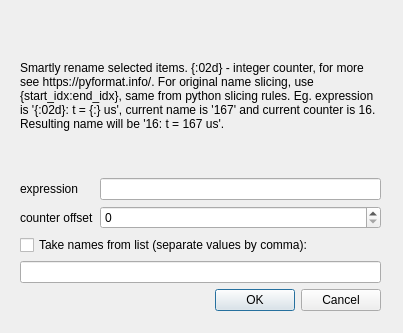
This is spectramanipulator/dialogs/gui_rename_dialog.ui in dmadea/Spectra-Manipulator as Qt 5 draws it before an edit. The edited form follows.
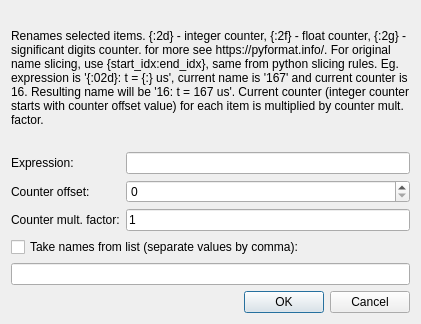
This is the edited form.

Commit message: setup_info rewritten, rename factor added, refactor, cleanup

Patch:
```diff
--- a/spectramanipulator/dialogs/gui_rename_dialog.ui
+++ b/spectramanipulator/dialogs/gui_rename_dialog.ui
@@ -6,29 +6,22 @@
    <rect>
     <x>0</x>
     <y>0</y>
-    <width>403</width>
-    <height>333</height>
+    <width>421</width>
+    <height>324</height>
    </rect>
   </property>
   <property name="windowTitle">
    <string>Dialog</string>
   </property>
-  <widget class="QWidget" name="">
-   <property name="geometry">
-    <rect>
-     <x>20</x>
-     <y>20</y>
-     <width>361</width>
-     <height>291</height>
-    </rect>
-   </property>
+  <layout class="QGridLayout" name="gridLayout_2">
+   <item row="0" column="0">
    <layout class="QVBoxLayout" name="verticalLayout_2">
     <item>
      <layout class="QVBoxLayout" name="verticalLayout">
       <item>
        <widget class="QLabel" name="label">
         <property name="text">
-         <string>&lt;html&gt;&lt;head/&gt;&lt;body&gt;&lt;p&gt;Smartly rename selected items. {:02d} - integer counter, for more see https://pyformat.info/. For original name slicing, use {start_idx:end_idx}, same from python slicing rules. Eg. expression is '{:02d}: t = {:} us', current name is '167' and current counter is 16. Resulting name will be '16: t = 167 us'.&lt;/p&gt;&lt;/body&gt;&lt;/html&gt;</string>
+          <string>&lt;html&gt;&lt;head/&gt;&lt;body&gt;&lt;p&gt;Renames selected items. {:2d} - integer counter, {:2f} - float counter, {:2g} - significant digits counter. for more see https://pyformat.info/. For original name slicing, use {start_idx:end_idx}, same from python slicing rules. Eg. expression is '{:02d}: t = {:} us', current name is '167' and current counter is 16. Resulting name will be '16: t = 167 us'. Current counter (integer counter starts with counter offset value) for each item is multiplied by counter mult. factor.&lt;/p&gt;&lt;/body&gt;&lt;/html&gt;</string>
         </property>
         <property name="wordWrap">
          <bool>true</bool>
@@ -40,23 +33,37 @@
         <item row="0" column="0">
          <widget class="QLabel" name="label_2">
           <property name="text">
-           <string>expression</string>
+            <string>Expression:</string>
           </property>
          </widget>
         </item>
         <item row="1" column="0">
          <widget class="QLabel" name="label_3">
           <property name="text">
-           <string>counter offset</string>
+            <string>Counter offset:</string>
           </property>
          </widget>
         </item>
-        <item row="1" column="2">
-         <widget class="QSpinBox" name="sbOffset"/>
-        </item>
-        <item row="0" column="2">
+         <item row="2" column="0">
+          <widget class="QLabel" name="label_4">
+           <property name="text">
+            <string>Counter mult. factor:</string>
+           </property>
+          </widget>
+         </item>
+         <item row="0" column="1">
          <widget class="QLineEdit" name="leExpression"/>
         </item>
+         <item row="1" column="1">
+          <widget class="QSpinBox" name="sbOffset"/>
+         </item>
+         <item row="2" column="1">
+          <widget class="QLineEdit" name="leCounterMulFactor">
+           <property name="text">
+            <string>1</string>
+           </property>
+          </widget>
+         </item>
        </layout>
       </item>
      </layout>
@@ -82,12 +89,9 @@
      </widget>
     </item>
    </layout>
-  </widget>
- </widget>
- <tabstops>
-  <tabstop>leExpression</tabstop>
-  <tabstop>sbOffset</tabstop>
- </tabstops>
+   </item>
+  </layout>
+ </widget>
  <resources/>
  <connections>
   <connection>
```
Lines whose indentation alone changed are shown as unchanged. The commit also changes 23 other files.
